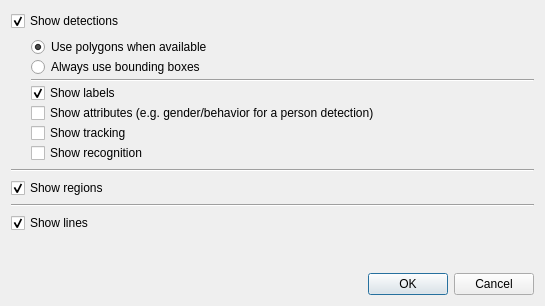
Old version of the form brainframe_qt/ui/dialogs/video_configuration/video_configuration.ui in the repository aotuai/brainframe-qt.
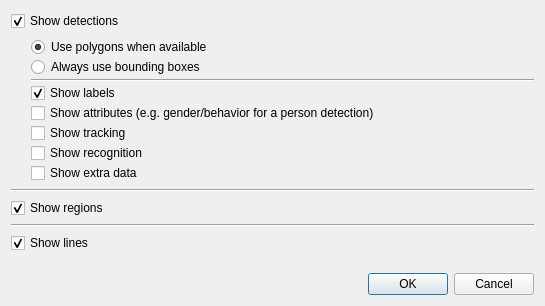
New version of the form.

Commit message: Added support for "show_extra_data" option to the client

The edit to the form file:
```diff
--- a/brainframe_qt/ui/dialogs/video_configuration/video_configuration.ui
+++ b/brainframe_qt/ui/dialogs/video_configuration/video_configuration.ui
@@ -52,6 +52,16 @@
        </property>
       </widget>
      </item>
+     <item row="9" column="1">
+      <widget class="QCheckBox" name="extra_data_checkbox">
+       <property name="text">
+        <string>Show extra data</string>
+       </property>
+       <property name="checked">
+        <bool>false</bool>
+       </property>
+      </widget>
+     </item>
      <item row="0" column="0" rowspan="6">
       <spacer name="horizontalSpacer">
        <property name="orientation">
```
The commit also changes 5 other files.
